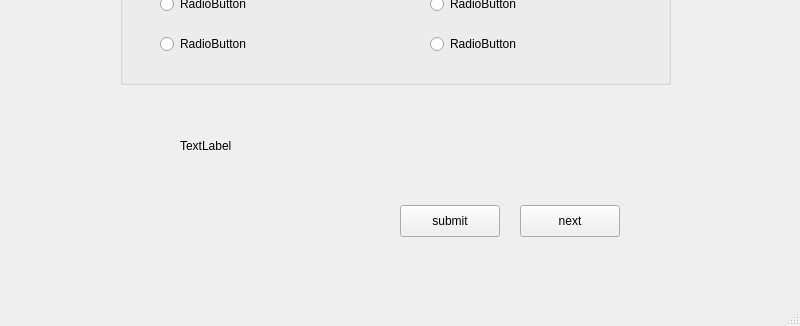
Before: the Qt Designer form mainwindow.ui in NandhiniRam2005/CS3505-Group-Assignment9-LifeInvestor, drawn with Qt 5; both pictures show x 0 to 800 and y 274 to 600 of the 800 by 600 pixel window.
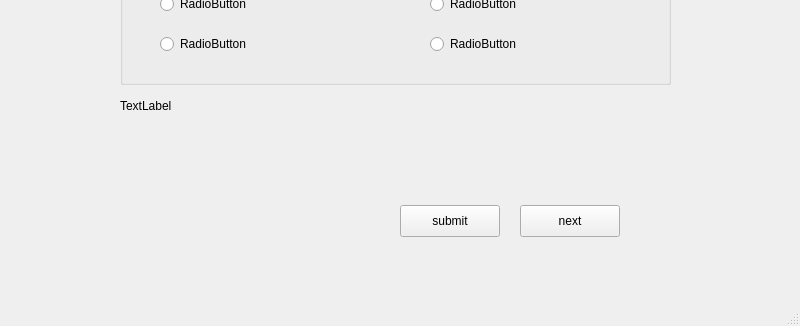
After: the same form once the commit is applied. The open tabs and pages were chosen to show the change. Icons and pictures are not drawn.

Diff of the .ui file:
```diff
--- a/mainwindow.ui
+++ b/mainwindow.ui
@@ -679,8 +679,8 @@
      <widget class="QLabel" name="labelReward">
       <property name="geometry">
        <rect>
-        <x>180</x>
-        <y>380</y>
+        <x>120</x>
+        <y>340</y>
         <width>431</width>
         <height>41</height>
        </rect>
@@ -799,15 +799,18 @@
      <widget class="QLabel" name="resultLabel">
       <property name="geometry">
        <rect>
-        <x>410</x>
-        <y>380</y>
-        <width>251</width>
-        <height>41</height>
+        <x>120</x>
+        <y>370</y>
+        <width>271</width>
+        <height>121</height>
        </rect>
       </property>
       <property name="text">
        <string/>
       </property>
+      <property name="wordWrap">
+       <bool>true</bool>
+      </property>
      </widget>
      <widget class="QProgressBar" name="quizProgress">
       <property name="geometry">
```
Left out of the diff: 2 changed lines with no effect on the pictures.
